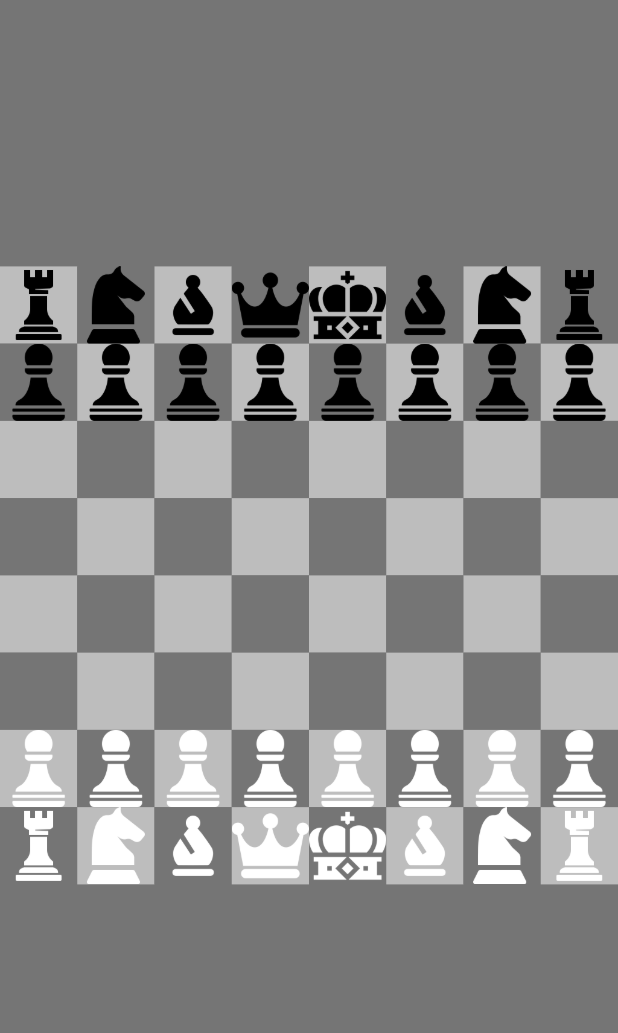
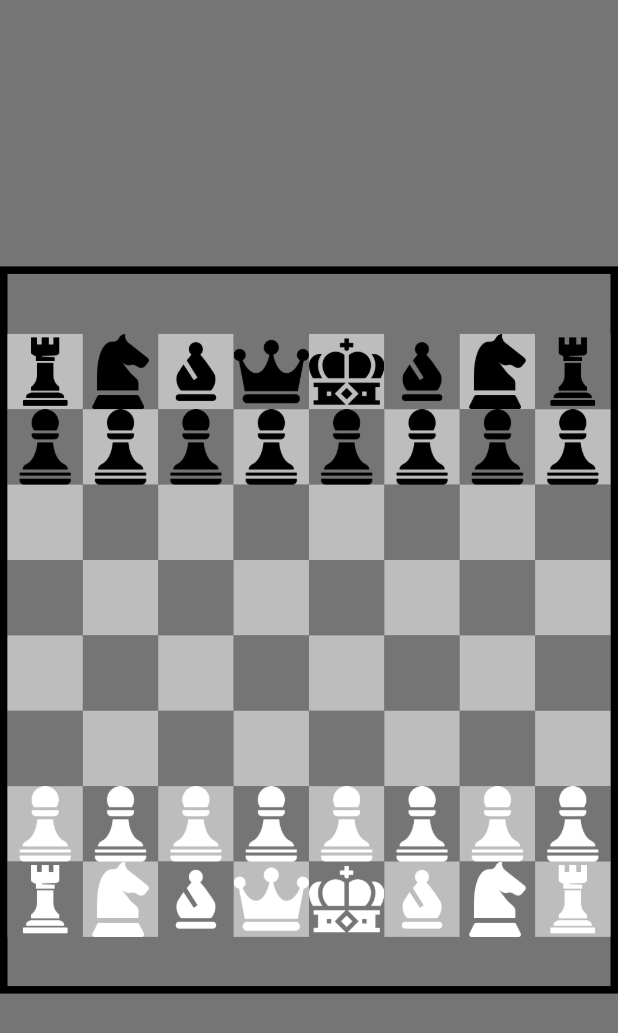
Before and after one commit to MMedhat97/CHESS-Game, a Flutter app: the screen it shows after launch, on a phone screen of 412 x 824 dp. Shown: the top 1033 px of the screen. Run offline on Flutter 3.47's test engine with Material 2 defaults, Android fonts, the phone set to English and light mode, and no system bars.

Commit message:
finished 1

```diff
--- a/lib/game_board.dart
+++ b/lib/game_board.dart
@@ -566,6 +566,7 @@ class _HomeBoardState extends State<HomeBoard> {
   @override
   Widget build(BuildContext context) {
     return Scaffold(
+
       backgroundColor: backgroundColor,
       body: Column(
         children: [
@@ -584,6 +585,7 @@ class _HomeBoardState extends State<HomeBoard> {
           ),
           ),
 
+
           //Game status
           Text(
             checkStatus ? "CHECK!" : ""
@@ -594,12 +596,19 @@ class _HomeBoardState extends State<HomeBoard> {
           //chess board
           Expanded(
             flex: 3,
+              child: Container(
+                decoration:  BoxDecoration(
+                  border: Border.all(color: Colors.black,
+                    width: 5,
+                  ),
+                ),
                 child: GridView.builder(
+                  padding: const EdgeInsets.only(top: 40),
                     itemCount: 8 * 8,
                     physics: const NeverScrollableScrollPhysics(),
                     gridDelegate:
                     const SliverGridDelegateWithFixedCrossAxisCount(crossAxisCount: 8),
-                itemBuilder: (constext , index){
+                    itemBuilder: (context , index){
 
                       //get the row and col position of this square
                       int row = index ~/ 8 ;
@@ -630,6 +639,8 @@ class _HomeBoardState extends State<HomeBoard> {
                 ),
               ),
 
+          ),
+
           //black pieces taken
           Expanded(child:
           GridView.builder(
```
Lines whose indentation alone changed are shown as unchanged.
